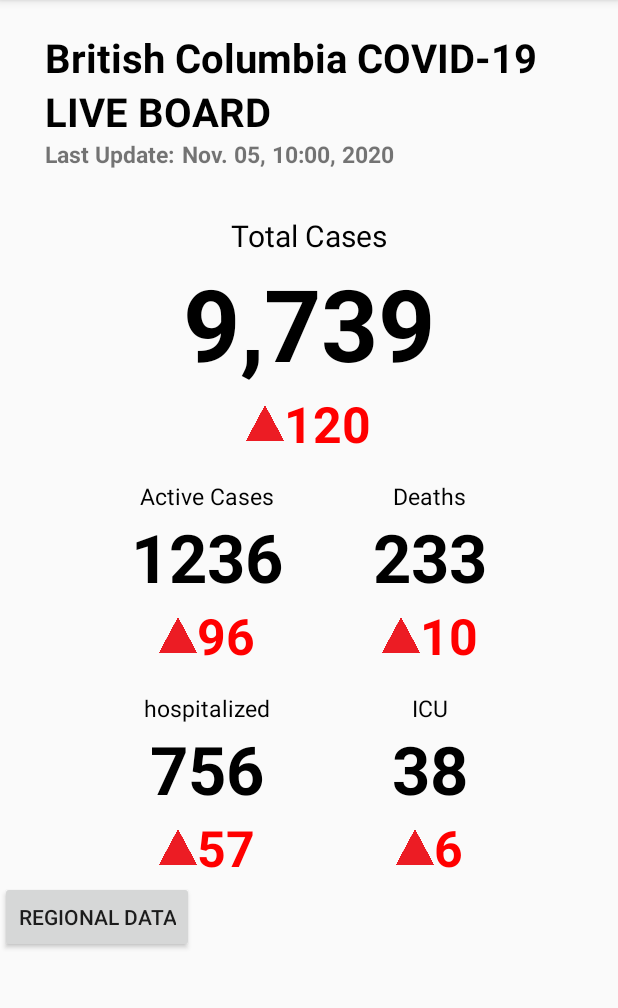
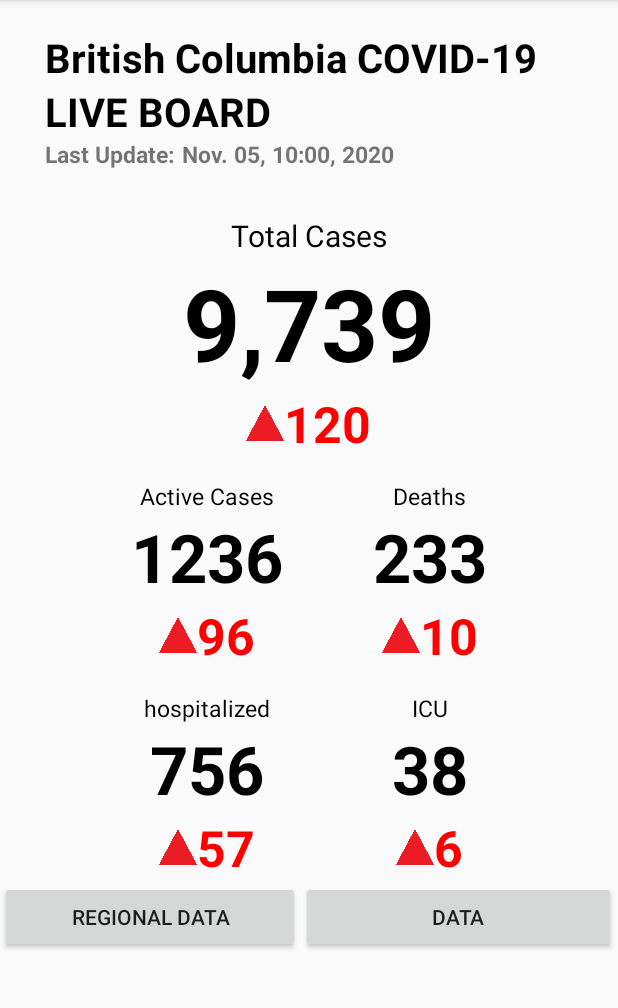
Before and after one commit to cinomed88/COVIDcaster, an Android app: the screen it shows after launch (MainActivity), on a phone screen of 412 x 824 dp, the part 84-1092 px from its top. Run offline under Robolectric (Android 15) with nearby library versions, the phone set to English and light mode, and no system bars.

Commit message:
Added Data button and made changes to buttons on main page

```diff
--- a/app/src/main/java/com/example/covidcaster/MainActivity.java
+++ b/app/src/main/java/com/example/covidcaster/MainActivity.java
@@ -25,4 +25,10 @@ public class MainActivity extends AppCompatActivity {
         startActivity(intent);
     }
 
+    public void onDataClick(View v) {
+        Intent intent = new Intent(MainActivity.this, DataActivity.class);
+        startActivity(intent);
+    }
+
+
 }
--- a/app/src/main/res/layout/activity_main.xml
+++ b/app/src/main/res/layout/activity_main.xml
@@ -338,18 +338,35 @@
             </LinearLayout>
 
         </GridLayout>
+    <LinearLayout
+        android:layout_width="match_parent"
+        android:layout_height="110dp"
+        android:orientation="horizontal">
 
         <LinearLayout
             android:layout_width="wrap_content"
             android:layout_height="110dp"
+            android:layout_weight="1"
             android:orientation="vertical">
 
             <Button
-            android:layout_width="wrap_content"
+                android:layout_width="200dp"
                 android:layout_height="wrap_content"
-            android:text="@string/test_regional_data"
                 android:onClick="OnClickRegionalData"
-            />
+                android:text="@string/test_regional_data" />
         </LinearLayout>
 
+        <LinearLayout
+            android:layout_width="wrap_content"
+            android:layout_height="110dp"
+            android:layout_weight="1"
+            android:orientation="vertical">
+
+            <Button
+                android:layout_width="210dp"
+                android:layout_height="wrap_content"
+                android:onClick="onDataClick"
+                android:text="@string/dataButton" />
         </LinearLayout>
+    </LinearLayout>
+</LinearLayout>
--- a/app/src/main/res/values/strings.xml
+++ b/app/src/main/res/values/strings.xml
@@ -20,11 +20,12 @@
 
     <!--    Lucas uses   -->
 
-
+    <!--    Vlad Uses-->
     <string name="totalCases">Total Cases</string>
     <string name="numberOfCases">123,456,789</string>
     <string name="recoveredLabel">Recovered</string>
     <string name="deathsLabel">Deaths</string>
+    <string name="dataButton">Data</string>
     <string-array name="monthsList">
         <item>April 2020</item>
         <item>May 2020</item>
@@ -41,6 +42,7 @@
         <item>Age</item>
         <item>TAT</item>
     </string-array>
+    <!--    Vlad Uses-->
 
     <!-- Lambert uses -->
 
```
Lines whose indentation alone changed are shown as unchanged.
